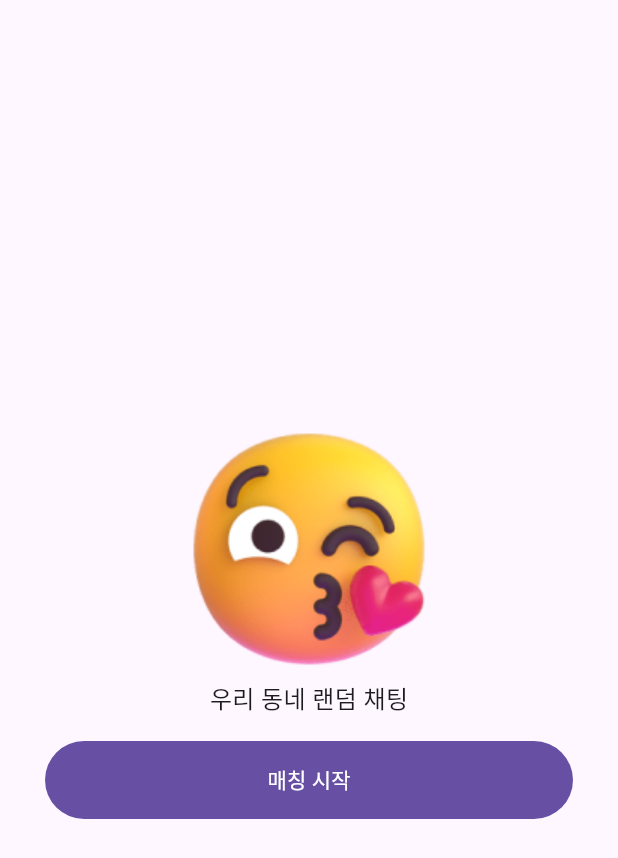
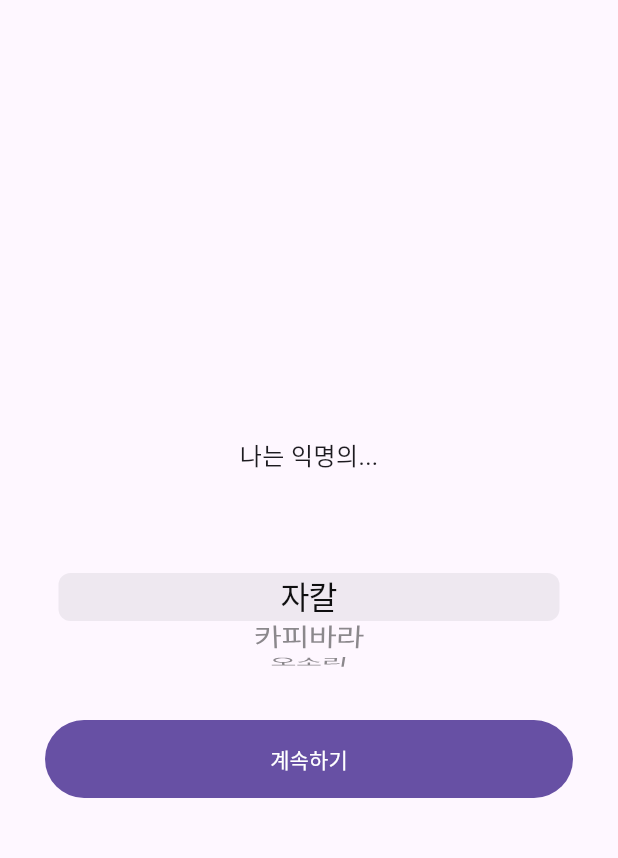
Before and after one commit to hhhello0507/chatping-mobile, a Flutter app: the screen it shows after launch, after a tap on "매칭 시작", on a phone screen of 412 x 824 dp. Shown: the top 858 px of the screen. Run offline on Flutter 3.47's test engine with Material 3 defaults, Android fonts, the phone set to English and light mode, and no system bars.

Commit message:
feat : create matching page

```diff
--- a/lib/main.dart
+++ b/lib/main.dart
@@ -16,6 +16,7 @@ class MyApp extends StatelessWidget {
       theme: ThemeData(
         useMaterial3: true,
       ),
+      debugShowCheckedModeBanner: false,
       home: const MatchingPage(),
     );
   }
--- a/lib/matching.dart
+++ b/lib/matching.dart
@@ -1,6 +1,8 @@
 import 'package:flutter/cupertino.dart';
 import 'package:flutter/material.dart';
 import 'package:flutter/widgets.dart';
+
+import 'matching_first.dart';
 
 class MatchingPage extends StatefulWidget {
   const MatchingPage({super.key});
@@ -29,11 +31,14 @@ class _MatchingPageState extends State<MatchingPage> {
                         "우리 동네 랜덤 채팅",
                         style: TextStyle(fontSize: 16),
                       ),
-                      SizedBox(height: 16),
+                      const SizedBox(height: 16),
                       SizedBox(
                         width: double.infinity,
                         height: 52,
-                        child: FilledButton(onPressed: () {}, child: const Text("매칭 시작")),
+                        child: FilledButton(
+                            onPressed: () {
+                              Navigator.push(context, MaterialPageRoute(builder: (context) => MatchingFirst()));
+                            }, child: const Text("매칭 시작")),
                       )
                     ],
                   )
--- /dev/null
+++ b/lib/matching_first.dart
@@ -0,0 +1,67 @@
+import 'package:chatping/matching_second.dart';
+import 'package:flutter/cupertino.dart';
+import 'package:flutter/material.dart';
+
+class MatchingFirst extends StatefulWidget {
+  const MatchingFirst({super.key});
+
+  @override
+  State<MatchingFirst> createState() => _MatchingFirstState();
+}
+
+var tempAnimals = [
+  '자칼',
+  '카피바라',
+  '오소리',
+  '도마뱀',
+  '아프리카 회색 개미',
+  '니크테레우테스 프로키오노이데스'
+];
+
+class _MatchingFirstState extends State<MatchingFirst> {
+
+  var selectedIdx = 0;
+
+  @override
+  Widget build(BuildContext context) {
+    return Scaffold(
+      body: Center(
+        child: Container(
+          padding: EdgeInsets.symmetric(horizontal: 30),
+          child: Column(
+            mainAxisSize: MainAxisSize.min,
+            children: [
+              Text(
+                "나는 익명의...",
+                style: TextStyle(fontSize: 16),
+              ),
+              SizedBox(height: 32),
+              Container(
+                height: 100,
+                child: CupertinoPicker(
+                    itemExtent: 32,
+                    onSelectedItemChanged: (int selectedItem) {
+                      setState(() {
+                        selectedIdx = selectedItem;
+                      });
+                    },
+                    children: List<Widget>.generate(tempAnimals.length, (int index) {
+                      return Text(tempAnimals[index]);
+                    })),
+              ),
+              SizedBox(height: 32),
+              SizedBox(
+                width: double.infinity,
+                height: 52,
+                child: FilledButton(
+                    onPressed: () {
+                      Navigator.push(context, MaterialPageRoute(builder: (context) => MatchingSecond()));
+                    }, child: const Text("계속하기")),
+              )
+            ],
+          ),
+        ),
+      ),
+    );
+  }
+}
--- a/pubspec.yaml
+++ b/pubspec.yaml
@@ -59,6 +59,7 @@ flutter:
   uses-material-design: true
   assets:
     - assets/images/kiss_face.png
+    - assets/images/heart.png
 
   # To add assets to your application, add an assets section, like this:
   # assets:
```
Also changed, not shown: lib/matching_second.dart (added, +45 -0 lines), lib/matching_third.dart (added, +44 -0 lines), assets/images/heart.png (added).
